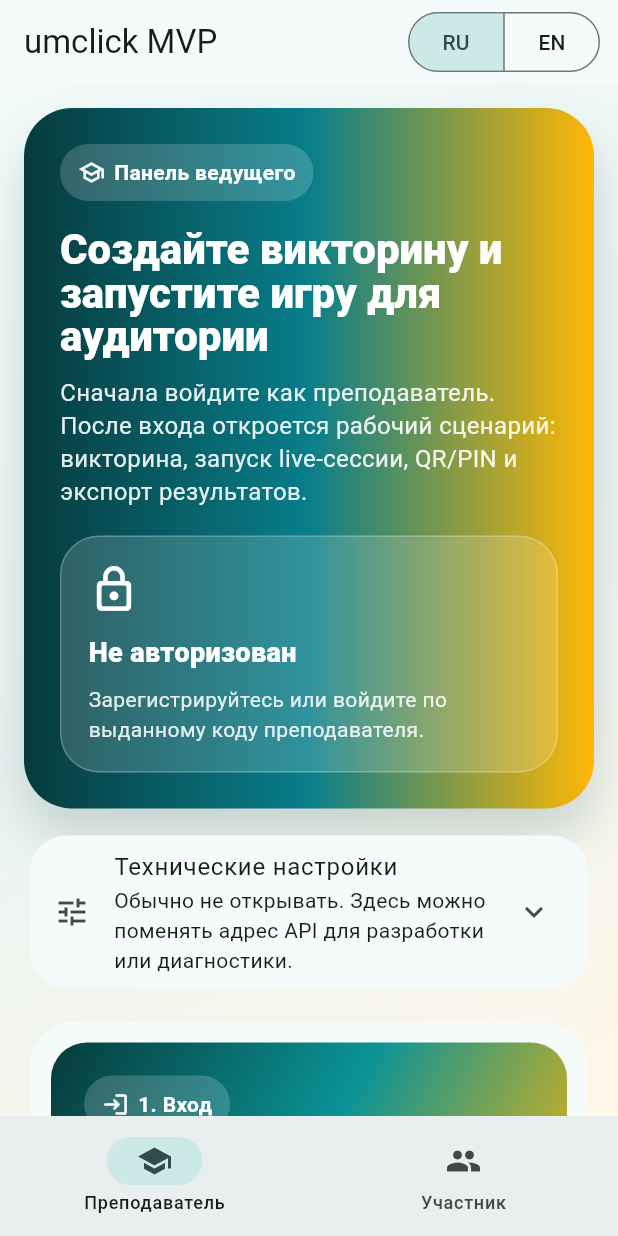
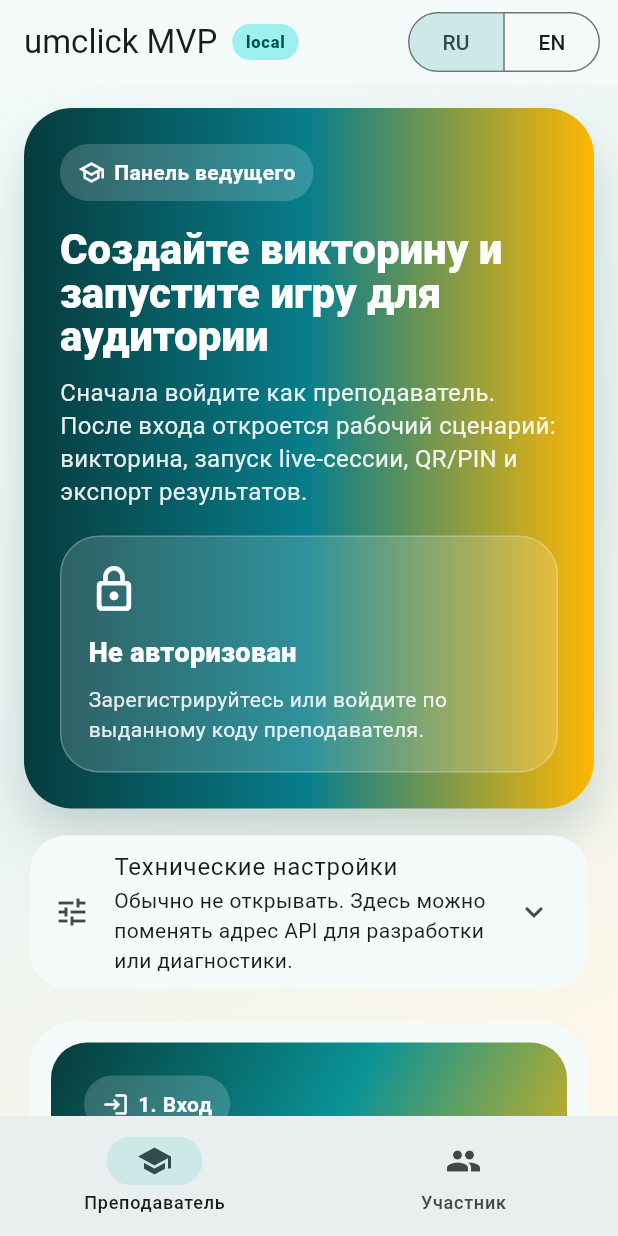
Before and after one commit to Evgl2004/umclick_01, a Flutter app: the screen it shows after launch, on a phone screen of 412 x 824 dp. Run offline on Flutter 3.47's test engine with Material 3 defaults, Android fonts, the phone set to English and light mode, and no system bars; our stand-ins replace qr_flutter, shared_preferences, web; missing offline and left inert: dart:js_interop.

Commit message:
feat: показывать метку сборки в интерфейсе

```diff
--- a/frontend/lib/core/app_config.dart
+++ b/frontend/lib/core/app_config.dart
@@ -2,6 +2,10 @@ const localDevApiBaseUrl = 'http://localhost:8000/api';
 const sameOriginApiBaseUrl = '/api';
 const defaultPrivacyPolicyVersion = '2026-03';
 const defaultPersonalDataConsentVersion = '2026-03';
+const buildLabel = String.fromEnvironment(
+  'UMCLICK_BUILD_LABEL',
+  defaultValue: 'local',
+);
 
 const prefsAccessTokenKey = 'umclick_teacher_access_token';
 const prefsRefreshTokenKey = 'umclick_teacher_refresh_token';
--- a/frontend/lib/main.dart
+++ b/frontend/lib/main.dart
@@ -125,7 +125,7 @@ class _HomePageState extends State<HomePage> {
 
     return Scaffold(
       appBar: AppBar(
-        title: Text(appText(AppText.appTitle)),
+        title: const _AppTitleWithBuildLabel(),
         actions: const [
           Padding(
             padding: EdgeInsets.only(right: 12),
@@ -155,3 +155,35 @@ class _HomePageState extends State<HomePage> {
     );
   }
 }
+
+class _AppTitleWithBuildLabel extends StatelessWidget {
+  const _AppTitleWithBuildLabel();
+
+  @override
+  Widget build(BuildContext context) {
+    return Wrap(
+      crossAxisAlignment: WrapCrossAlignment.center,
+      spacing: 10,
+      children: [
+        Text(appText(AppText.appTitle)),
+        Tooltip(
+          message: 'Build: $buildLabel',
+          child: Container(
+            padding: const EdgeInsets.symmetric(horizontal: 9, vertical: 4),
+            decoration: BoxDecoration(
+              color: Theme.of(context).colorScheme.primaryContainer,
+              borderRadius: BorderRadius.circular(999),
+            ),
+            child: Text(
+              buildLabel,
+              style: Theme.of(context).textTheme.labelSmall?.copyWith(
+                    color: Theme.of(context).colorScheme.onPrimaryContainer,
+                    fontWeight: FontWeight.w800,
+                  ),
+            ),
+          ),
+        ),
+      ],
+    );
+  }
+}
```
Also changed, not shown: 2 other files.
